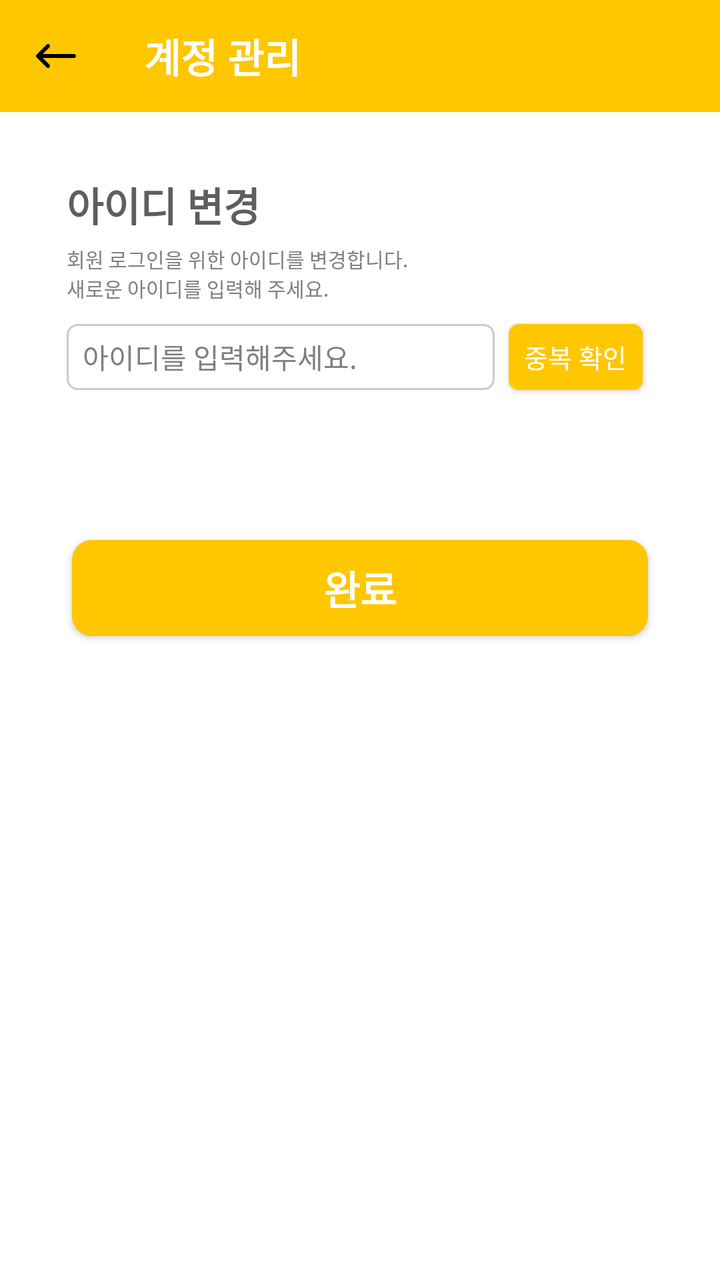
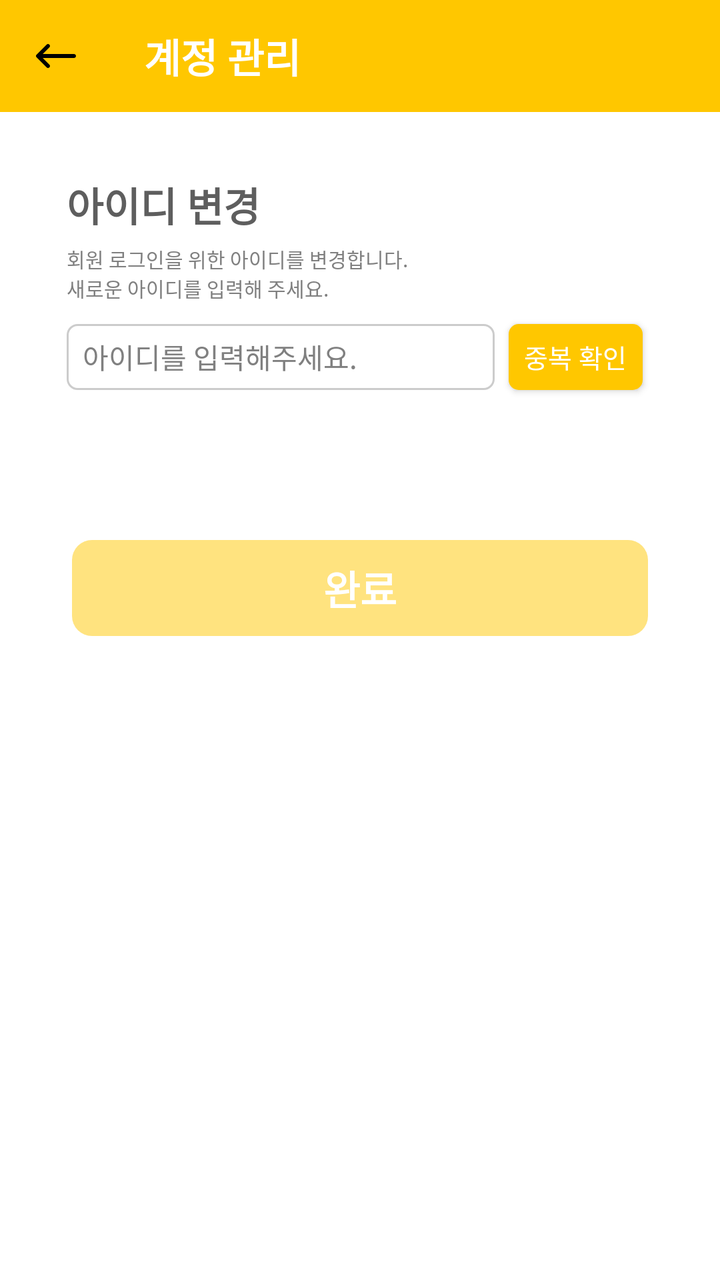

The first picture is an Android layout as it rendered before a commit; the second is the same layout after the commit. The layout source and the unified diff follow.
<!-- AndroidManifest.xml: application theme Theme.Team_On -->
<!-- res/layout/fragment_change_id.xml -->
<?xml version="1.0" encoding="utf-8"?>
<androidx.constraintlayout.widget.ConstraintLayout xmlns:android="http://schemas.android.com/apk/res/android"
    xmlns:app="http://schemas.android.com/apk/res-auto"
    xmlns:tools="http://schemas.android.com/tools"
    android:layout_width="match_parent"
    android:layout_height="match_parent"
    tools:context=".FragmentChangeId">

    <androidx.appcompat.widget.Toolbar
        android:id="@+id/change_id_toolbar"
        android:layout_width="match_parent"
        android:layout_height="wrap_content"
        android:background="@color/yellow"
        android:minHeight="?attr/actionBarSize"
        android:theme="?attr/actionBarTheme"
        app:layout_constraintTop_toTopOf="parent"
        app:title="계정 관리"
        app:titleTextAppearance="@style/ToolbarTitleStyle"
        app:titleTextColor="@color/white"
        app:navigationIcon="@drawable/svg_back"/>

    <EditText
        android:id="@+id/change_id_edit_id"
        android:layout_width="214dp"
        android:layout_height="33dp"
        android:layout_marginStart="-3dp"
        android:layout_marginBottom="75dp"
        android:background="@drawable/radius_5_stroke_gray"
        android:ems="10"
        android:hint="아이디를 입력해주세요."
        android:inputType="text"
        android:maxLength="10"
        android:paddingStart="8dp"
        android:textColorHint="@color/hint"
        android:textSize="14sp"
        app:layout_constraintBottom_toTopOf="@id/change_id_btn_save"
        app:layout_constraintStart_toStartOf="@id/change_id_btn_save" />

    <TextView
        android:id="@+id/change_id_text1"
        android:layout_width="wrap_content"
        android:layout_height="wrap_content"
        android:layout_marginBottom="45dp"
        android:text="아이디 변경"
        android:textColor="@color/titleText"
        android:textSize="20sp"
        android:textStyle="bold"
        app:layout_constraintBottom_toTopOf="@+id/change_id_edit_id"
        app:layout_constraintStart_toStartOf="@+id/change_id_edit_id" />

    <TextView
        android:id="@+id/change_id_text2"
        android:layout_width="wrap_content"
        android:layout_height="wrap_content"
        android:layout_marginTop="5dp"
        android:text="회원 로그인을 위한 아이디를 변경합니다.
        \n새로운 아이디를 입력해 주세요."
        android:textColor="@color/hint"
        android:textSize="10sp"
        app:layout_constraintTop_toBottomOf="@id/change_id_text1"
        app:layout_constraintStart_toStartOf="@id/change_id_text1" />

    <TextView
        android:id="@+id/change_id_text_checkId"
        android:layout_width="wrap_content"
        android:layout_height="wrap_content"
        android:layout_marginTop="5dp"
        android:text="이미 존재하는 아이디입니다."
        android:textSize="10sp"
        android:visibility="invisible"
        app:layout_constraintStart_toStartOf="@+id/change_id_edit_id"
        app:layout_constraintTop_toBottomOf="@+id/change_id_edit_id" />

    <Button
        android:id="@+id/change_id_btn_idcheck"
        android:layout_width="67dp"
        android:layout_height="33dp"
        android:layout_marginStart="7dp"
        android:background="@drawable/radius_5_solid_yellow"
        android:text="중복 확인"
        android:textColor="@color/white"
        android:textSize="13sp"
        app:layout_constraintBottom_toBottomOf="@+id/change_id_edit_id"
        app:layout_constraintStart_toEndOf="@+id/change_id_edit_id" />

    <Button
        android:id="@+id/change_id_btn_save"
        android:layout_width="288dp"
        android:layout_height="wrap_content"
        android:layout_marginTop="270dp"
        android:background="@drawable/radius_10_solid_yellow"
        android:text="완료"
        android:textColor="@color/white"
        android:textSize="20sp"
        android:textStyle="bold"
        app:layout_constraintTop_toTopOf="parent"
        app:layout_constraintStart_toStartOf="parent"
        app:layout_constraintEnd_toEndOf="parent"/>

</androidx.constraintlayout.widget.ConstraintLayout>
<!-- resources referenced by this layout -->
<resources>
  <color name="hint">#808080</color>
  <color name="titleText">#5E5E5E</color>
  <color name="white">#FFFFFFFF</color>
  <color name="yellow">#FFC700</color>
  <!-- drawable radius_10_solid_yellow (drawable) -->
  <shape xmlns:android="http://schemas.android.com/apk/res/android">
      <corners android:radius="10dp"/>
      <solid android:color="@color/yellow"/>
  </shape>
  <!-- drawable radius_5_solid_yellow (drawable) -->
  <shape xmlns:android="http://schemas.android.com/apk/res/android">
      <corners android:radius="5dp"/>
      <solid android:color="@color/yellow"/>
  </shape>
  <!-- drawable radius_5_stroke_gray (drawable) -->
  <?xml version="1.0" encoding="utf-8"?>
  <shape xmlns:android="http://schemas.android.com/apk/res/android">
      <corners android:radius="5dp"/>
      <stroke android:color="@color/gray"
          android:width="1dp"/>
  </shape>
  <!-- drawable svg_back (drawable) -->
  <vector xmlns:android="http://schemas.android.com/apk/res/android"
      android:width="24dp"
      android:height="24dp"
      android:viewportWidth="24"
      android:viewportHeight="24">
    <path
        android:pathData="M8.707,16.293C9.098,16.683 9.098,17.317 8.707,17.707C8.317,18.098 7.683,18.098 7.293,17.707L2.293,12.707C1.902,12.317 1.902,11.683 2.293,11.293L7.293,6.293C7.683,5.902 8.317,5.902 8.707,6.293C9.098,6.683 9.098,7.317 8.707,7.707L5.414,11L21,11C21.552,11 22,11.448 22,12C22,12.552 21.552,13 21,13L5.414,13L8.707,16.293Z"
        android:fillColor="#000000"/>
  </vector>
  <style name="ToolbarTitleStyle" parent="TextAppearance.Widget.AppCompat.Toolbar.Title">
          <item name="android:textSize">20sp</item>
          <item name="android:textStyle">bold</item>
          
      </style>
  <style name="Theme.Team_On" parent="Base.Theme.Team_On" />
  <color name="gray">#CCCCCC</color>
  <style name="Base.Theme.Team_On" parent="Theme.AppCompat.DayNight.NoActionBar">
          <item name="android:windowLightStatusBar">true</item>
          <item name="android:windowBackground">@android:color/white</item>
          <item name="android:statusBarColor">@color/white</item>
          <item name="android:textColor">#000000</item>
      </style>
</resources>

<!-- the commit's change to res/layout/fragment_change_id.xml (unified diff, before → after) -->
@@ -14,10 +14,10 @@
         android:minHeight="?attr/actionBarSize"
         android:theme="?attr/actionBarTheme"
         app:layout_constraintTop_toTopOf="parent"
+        app:navigationIcon="@drawable/svg_back"
         app:title="계정 관리"
         app:titleTextAppearance="@style/ToolbarTitleStyle"
-        app:titleTextColor="@color/white"
-        app:navigationIcon="@drawable/svg_back"/>
+        app:titleTextColor="@color/white" />
 
     <EditText
         android:id="@+id/change_id_edit_id"
@@ -57,8 +57,8 @@
         \n새로운 아이디를 입력해 주세요."
         android:textColor="@color/hint"
         android:textSize="10sp"
-        app:layout_constraintTop_toBottomOf="@id/change_id_text1"
-        app:layout_constraintStart_toStartOf="@id/change_id_text1" />
+        app:layout_constraintStart_toStartOf="@id/change_id_text1"
+        app:layout_constraintTop_toBottomOf="@id/change_id_text1" />
 
     <TextView
         android:id="@+id/change_id_text_checkId"
@@ -88,13 +88,15 @@
         android:layout_width="288dp"
         android:layout_height="wrap_content"
         android:layout_marginTop="270dp"
+        android:alpha="0.5"
         android:background="@drawable/radius_10_solid_yellow"
+        android:enabled="false"
         android:text="완료"
         android:textColor="@color/white"
         android:textSize="20sp"
         android:textStyle="bold"
-        app:layout_constraintTop_toTopOf="parent"
+        app:layout_constraintEnd_toEndOf="parent"
         app:layout_constraintStart_toStartOf="parent"
-        app:layout_constraintEnd_toEndOf="parent"/>
+        app:layout_constraintTop_toTopOf="parent" />
 
 </androidx.constraintlayout.widget.ConstraintLayout>
